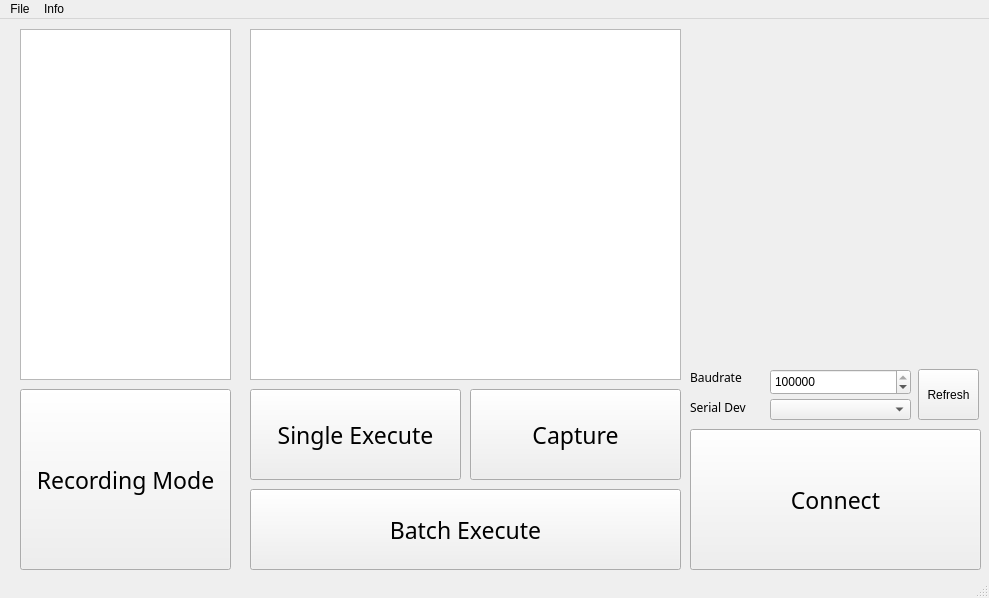
The window that GUI_Controller/SIOR_TITAN/mainwindow.ui (SweetWeeds/SIOR-TITAN) describes before a commit, drawn with Qt 5.
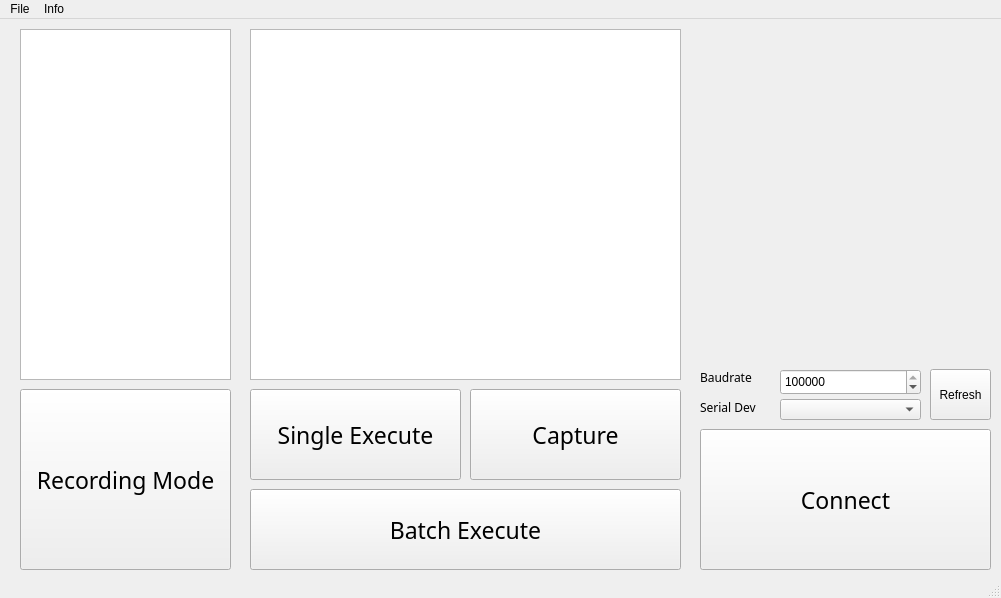
The same window after the commit.

```diff
--- a/GUI_Controller/SIOR_TITAN/mainwindow.ui
+++ b/GUI_Controller/SIOR_TITAN/mainwindow.ui
@@ -6,7 +6,7 @@
    <rect>
     <x>0</x>
     <y>0</y>
-    <width>989</width>
+    <width>1001</width>
     <height>598</height>
    </rect>
   </property>
@@ -127,7 +127,7 @@
    <widget class="QLabel" name="humanoid_pic">
     <property name="geometry">
      <rect>
-      <x>690</x>
+      <x>710</x>
       <y>10</y>
       <width>281</width>
       <height>331</height>
@@ -140,7 +140,7 @@
    <widget class="QPushButton" name="serialConnectButton">
     <property name="geometry">
      <rect>
-      <x>690</x>
+      <x>700</x>
       <y>410</y>
       <width>291</width>
       <height>141</height>
@@ -161,7 +161,7 @@
    <widget class="QComboBox" name="serialComboBox">
     <property name="geometry">
      <rect>
-      <x>770</x>
+      <x>780</x>
       <y>380</y>
       <width>141</width>
       <height>21</height>
@@ -171,7 +171,7 @@
    <widget class="QLabel" name="serial_label">
     <property name="geometry">
      <rect>
-      <x>690</x>
+      <x>700</x>
       <y>380</y>
       <width>81</width>
       <height>16</height>
@@ -191,7 +191,7 @@
    <widget class="QPushButton" name="pushButton">
     <property name="geometry">
      <rect>
-      <x>918</x>
+      <x>930</x>
       <y>350</y>
       <width>61</width>
       <height>51</height>
@@ -204,7 +204,7 @@
    <widget class="QLabel" name="baudrate_label">
     <property name="geometry">
      <rect>
-      <x>690</x>
+      <x>700</x>
       <y>350</y>
       <width>81</width>
       <height>16</height>
@@ -224,7 +224,7 @@
    <widget class="QSpinBox" name="baudrateSpinBox">
     <property name="geometry">
      <rect>
-      <x>770</x>
+      <x>780</x>
       <y>350</y>
       <width>141</width>
       <height>26</height>
@@ -246,7 +246,7 @@
     <rect>
      <x>0</x>
      <y>0</y>
-     <width>989</width>
+     <width>1001</width>
      <height>22</height>
     </rect>
    </property>
```
Left out of the diff: 9 changed lines with no effect on the pictures.
